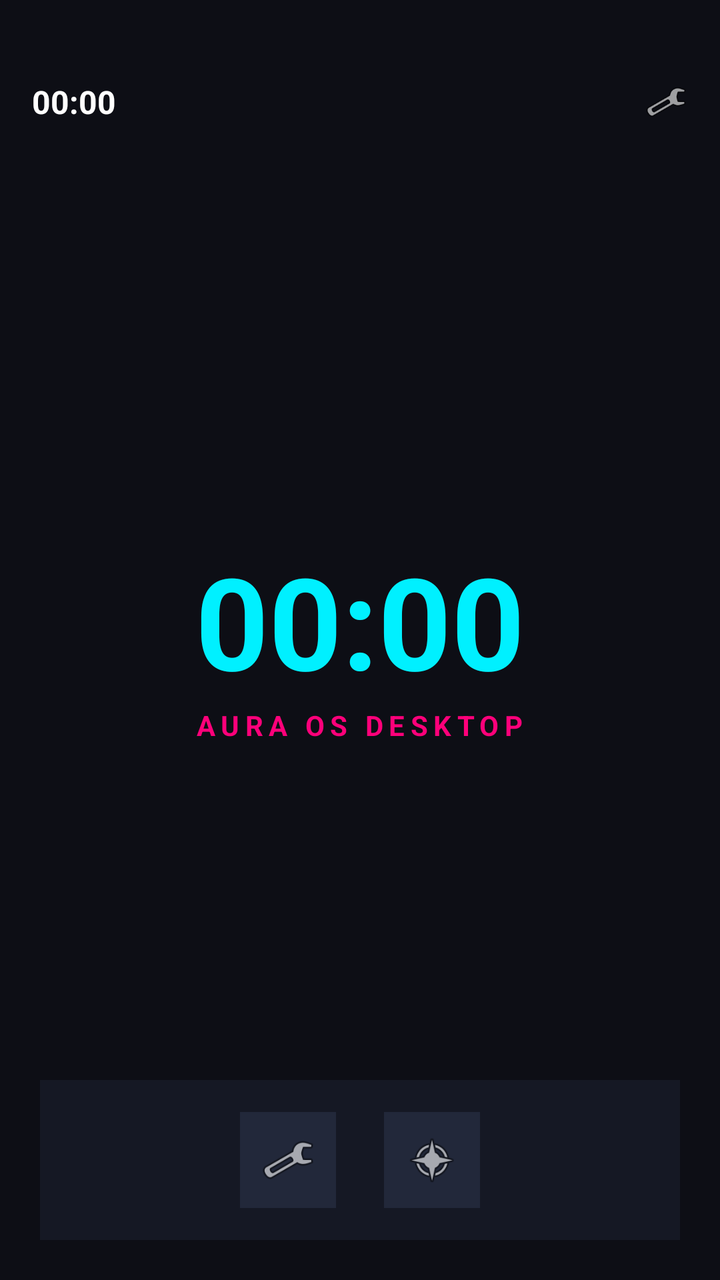
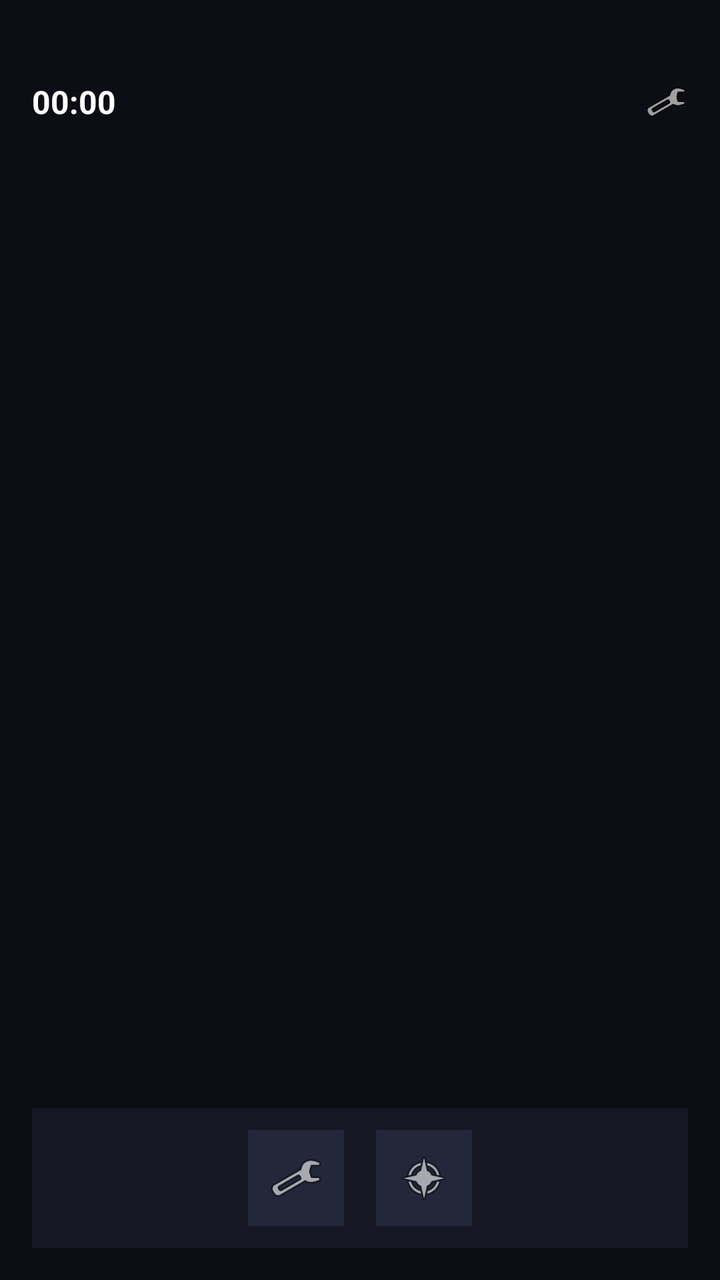

Two renders of the same Android screen: before a commit and after it. Below are the layout's source before the change and the commit's diff.
<!-- AndroidManifest.xml: application theme android:Theme.DeviceDefault.NoActionBar -->
<!-- res/layout/activity_main.xml -->
<?xml version="1.0" encoding="utf-8"?>
<RelativeLayout xmlns:android="http://schemas.android.com/apk/res/android"
    xmlns:app="http://schemas.android.com/apk/res-auto"
    android:layout_width="match_parent"
    android:layout_height="match_parent"
    android:background="#0D0E15">

    
    <LinearLayout
        android:id="@+id/topStatusBar"
        android:layout_width="match_parent"
        android:layout_height="wrap_content"
        android:layout_marginTop="24dp"
        android:clickable="true"
        android:focusable="true"
        android:gravity="center_vertical"
        android:orientation="horizontal"
        android:padding="16dp">

        <TextClock
            android:layout_width="wrap_content"
            android:layout_height="wrap_content"
            android:format12Hour="HH:mm"
            android:format24Hour="HH:mm"
            android:textColor="#FFFFFF"
            android:textSize="16sp"
            android:textStyle="bold" />

        <View
            android:layout_width="0dp"
            android:layout_height="1dp"
            android:layout_weight="1" />

        <ImageView
            android:layout_width="22dp"
            android:layout_height="22dp"
            android:src="@android:drawable/ic_menu_manage"
            app:tint="#00F0FF" />
    </LinearLayout>

    
    <LinearLayout
        android:layout_width="wrap_content"
        android:layout_height="wrap_content"
        android:layout_centerInParent="true"
        android:gravity="center"
        android:orientation="vertical">

        <TextClock
            android:layout_width="wrap_content"
            android:layout_height="wrap_content"
            android:format12Hour="HH:mm"
            android:format24Hour="HH:mm"
            android:textColor="#00F0FF"
            android:textSize="64sp"
            android:textStyle="bold" />

        <TextView
            android:layout_width="wrap_content"
            android:layout_height="wrap_content"
            android:letterSpacing="0.2"
            android:text="AURA OS DESKTOP"
            android:textColor="#FF007A"
            android:textSize="14sp"
            android:textStyle="bold" />
    </LinearLayout>

    
    <LinearLayout
        android:layout_width="match_parent"
        android:layout_height="80dp"
        android:layout_alignParentBottom="true"
        android:layout_margin="20dp"
        android:background="#151824"
        android:gravity="center"
        android:orientation="horizontal">

        
        <ImageView
            android:id="@+id/dockSettings"
            android:layout_width="48dp"
            android:layout_height="48dp"
            android:layout_margin="12dp"
            android:background="#22283A"
            android:padding="10dp"
            android:src="@android:drawable/ic_menu_preferences"
            app:tint="#00F0FF" />

        
        <ImageView
            android:id="@+id/dockShade"
            android:layout_width="48dp"
            android:layout_height="48dp"
            android:layout_margin="12dp"
            android:background="#22283A"
            android:padding="10dp"
            android:src="@android:drawable/ic_menu_compass"
            app:tint="#FF007A" />

    </LinearLayout>

</RelativeLayout>
<!-- resources referenced by this layout -->
<resources>

</resources>

<!-- the commit's change to res/layout/activity_main.xml (unified diff, before → after) -->
@@ -39,38 +39,22 @@
     </LinearLayout>
 
     
-    <LinearLayout
-        android:layout_width="wrap_content"
-        android:layout_height="wrap_content"
-        android:layout_centerInParent="true"
-        android:gravity="center"
-        android:orientation="vertical">
-
-        <TextClock
-            android:layout_width="wrap_content"
-            android:layout_height="wrap_content"
-            android:format12Hour="HH:mm"
-            android:format24Hour="HH:mm"
-            android:textColor="#00F0FF"
-            android:textSize="64sp"
-            android:textStyle="bold" />
-
-        <TextView
-            android:layout_width="wrap_content"
-            android:layout_height="wrap_content"
-            android:letterSpacing="0.2"
-            android:text="AURA OS DESKTOP"
-            android:textColor="#FF007A"
-            android:textSize="14sp"
-            android:textStyle="bold" />
-    </LinearLayout>
+    <androidx.recyclerview.widget.RecyclerView
+        android:id="@+id/appsRecyclerView"
+        android:layout_width="match_parent"
+        android:layout_height="match_parent"
+        android:layout_below="@id/topStatusBar"
+        android:layout_above="@+id/quickDock"
+        android:padding="12dp"
+        android:clipToPadding="false" />
 
     
     <LinearLayout
+        android:id="@+id/quickDock"
         android:layout_width="match_parent"
-        android:layout_height="80dp"
+        android:layout_height="70dp"
         android:layout_alignParentBottom="true"
-        android:layout_margin="20dp"
+        android:layout_margin="16dp"
         android:background="#151824"
         android:gravity="center"
         android:orientation="horizontal">
@@ -80,7 +64,7 @@
             android:id="@+id/dockSettings"
             android:layout_width="48dp"
             android:layout_height="48dp"
-            android:layout_margin="12dp"
+            android:layout_margin="8dp"
             android:background="#22283A"
             android:padding="10dp"
             android:src="@android:drawable/ic_menu_preferences"
@@ -91,7 +75,7 @@
             android:id="@+id/dockShade"
             android:layout_width="48dp"
             android:layout_height="48dp"
-            android:layout_margin="12dp"
+            android:layout_margin="8dp"
             android:background="#22283A"
             android:padding="10dp"
             android:src="@android:drawable/ic_menu_compass"
